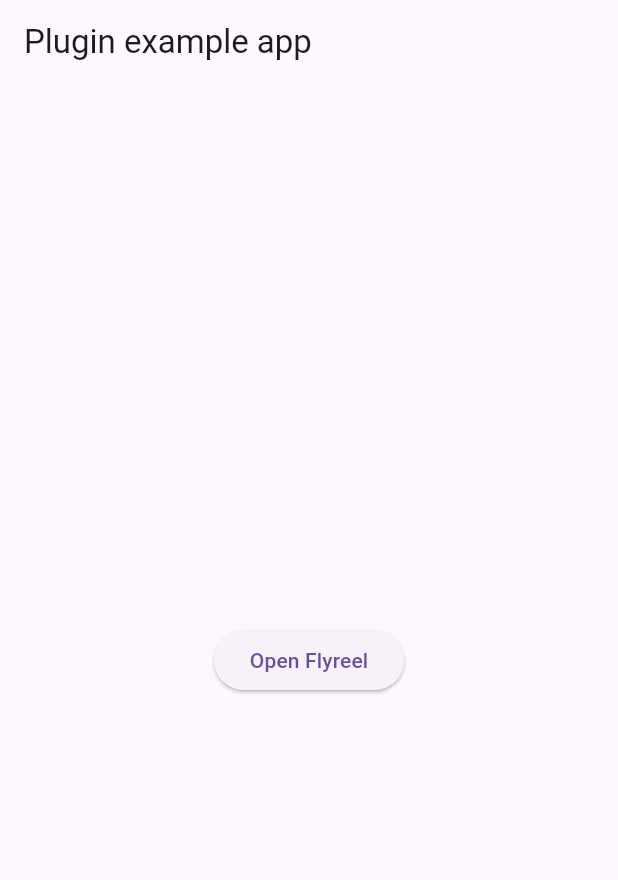
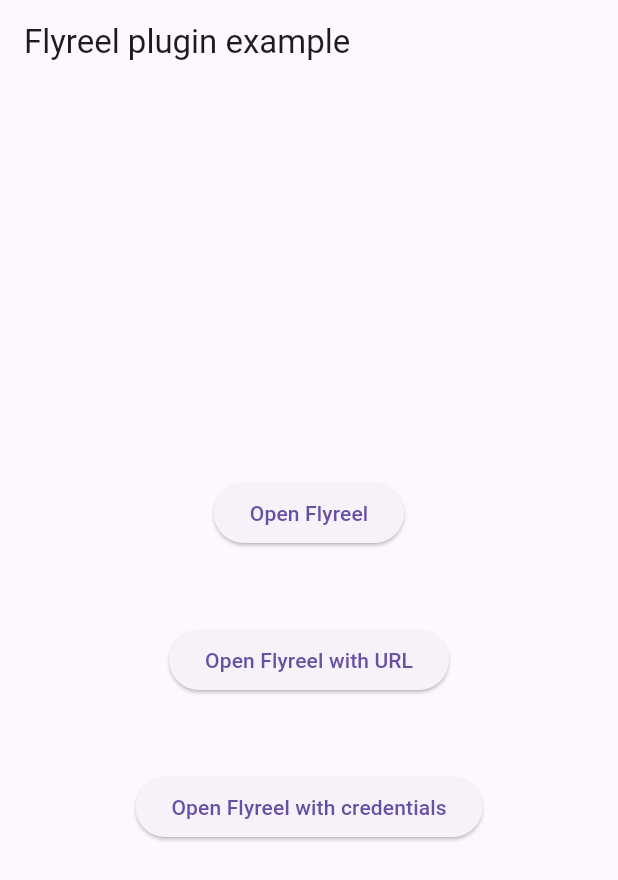
Before and after one commit to Flyreel/flyreel-sdk-flutter, a Flutter app: the screen it shows after launch, after a tap on "Open Flyreel", on a phone screen of 412 x 824 dp. Shown: the top 880 px of the screen. Run offline on Flutter 3.47's test engine with Material 3 defaults, Android fonts, the phone set to English and light mode, and no system bars; our stand-ins replace plugin_platform_interface.

Commit message:
SQUID-551 add all options to open Flyreel

```diff
--- a/example/lib/main.dart
+++ b/example/lib/main.dart
@@ -2,10 +2,17 @@ import 'package:flutter/material.dart';
 import 'package:flyreel_sdk_flutter/flyreel_sdk_flutter.dart';
 import 'package:flyreel_sdk_flutter/flyreel_sdk_flutter_platform_interface.dart';
 
-void main() async{
+void main() async {
   WidgetsFlutterBinding.ensureInitialized();
+
+  // initialize Flyreel with organizationId and settingsVersion
   await Flyreel.initialize(FlyreelConfig(
-      organizationId: "5d3633f9103a930011996475", settingsVersion: 4));
+    organizationId: "5d3633f9103a930011996475",
+    settingsVersion: 1,
+  ));
+
+  // show Flyreel logs
+  Flyreel.enableDebugLogging();
   runApp(const MyApp());
 }
 
@@ -17,7 +24,6 @@ class MyApp extends StatefulWidget {
 }
 
 class _MyAppState extends State<MyApp> {
-
   @override
   void initState() {
     super.initState();
@@ -28,21 +34,45 @@ class _MyAppState extends State<MyApp> {
     return MaterialApp(
       home: Scaffold(
         appBar: AppBar(
-          title: const Text('Plugin example app'),
+          title: const Text('Flyreel plugin example'),
         ),
         body: Center(
-          child: ElevatedButton(
-            child: const Text('Open Flyreel'),
-            onPressed: () async {
-              Flyreel.enableDebugLogging();
-              Flyreel.open();
-
-              // open with deeplink string
-              // Flyreel.open(deeplinkUrl: "https://your.custom.url/?flyreelAccessCode=6M4T0T&flyreelZipCode=80212");
-
-              // open with zipcode and access code
-              // Flyreel.openWithCredentials(zipCode: "80212", accessCode: "6M4T0T", shouldSkipLoginPage: false);
-            },
+          child: Column(
+            mainAxisAlignment: MainAxisAlignment.center,
+            crossAxisAlignment: CrossAxisAlignment.center,
+            children: [
+              ElevatedButton(
+                child: const Text('Open Flyreel'),
+                onPressed: () async {
+                  await Flyreel.open();
+                },
+              ),
+              const SizedBox(
+                height: 50,
+              ),
+              ElevatedButton(
+                child: const Text('Open Flyreel with URL'),
+                onPressed: () async {
+                  // open with deeplink string
+                  await Flyreel.open(
+                      deeplinkUrl:
+                          "https://your.custom.url/?flyreelAccessCode=6M4T0T&flyreelZipCode=80212");
+                },
+              ),
+              const SizedBox(
+                height: 50,
+              ),
+              ElevatedButton(
+                child: const Text('Open Flyreel with credentials'),
+                onPressed: () async {
+                  // open with zipcode and access code
+                  await Flyreel.openWithCredentials(
+                      zipCode: "80212",
+                      accessCode: "6M4T0T",
+                      shouldSkipLoginPage: false);
+                },
+              ),
+            ],
           ),
         ),
       ),
```
